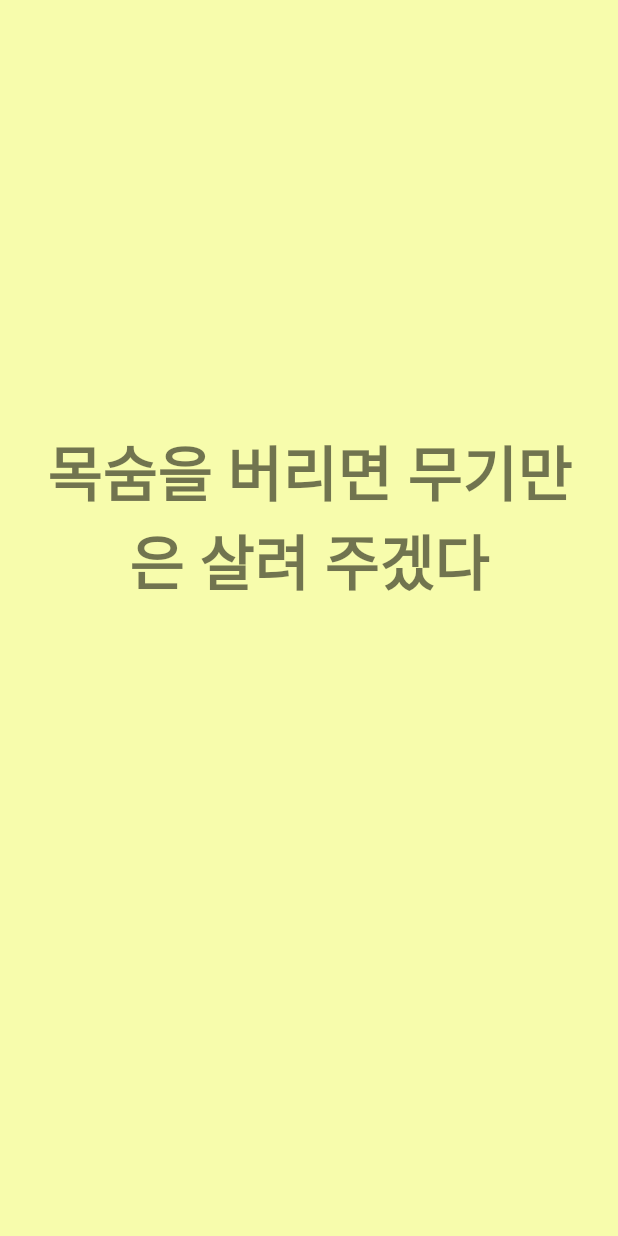
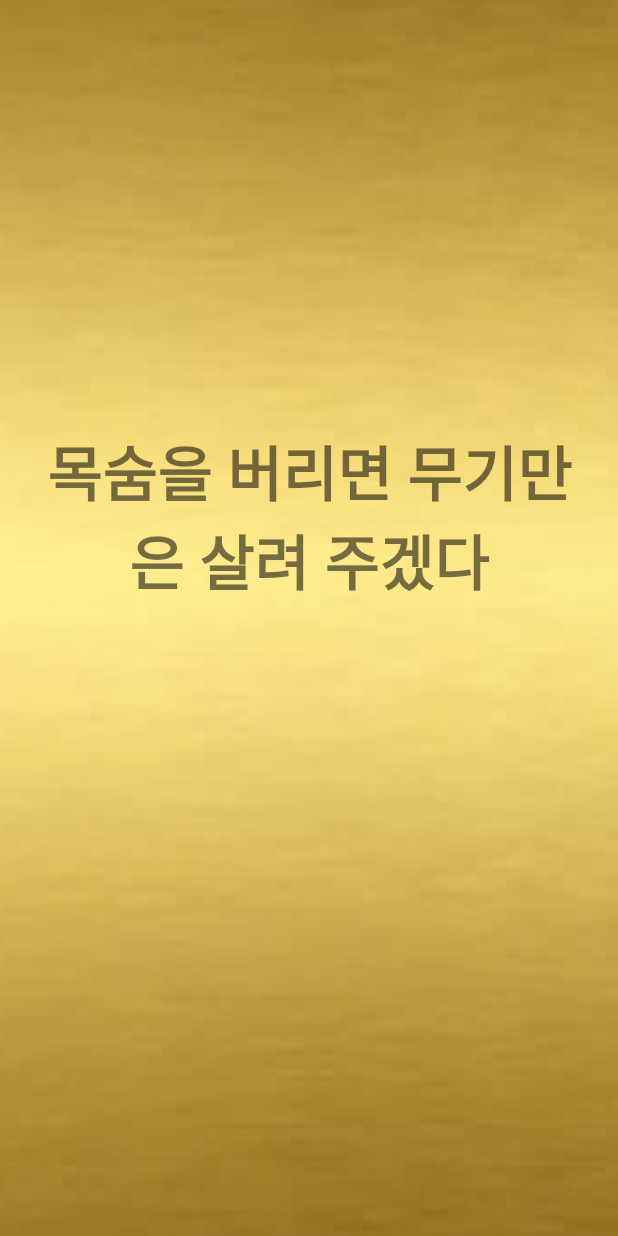
Before and after one commit to kenuheo/andkot, an Android app built with Jetpack Compose: the screen it shows after launch (MainActivity), on a phone screen of 412 x 824 dp. Run offline under Robolectric (Android 15) with nearby library versions, the phone set to English and light mode, and no system bars.

Commit message:
background

```diff
--- a/myword/src/main/res/layout/activity_main.xml
+++ b/myword/src/main/res/layout/activity_main.xml
@@ -3,7 +3,7 @@
     android:orientation="vertical"
     android:layout_width="match_parent"
     android:layout_height="match_parent"
-    android:background="#50f0ff00">
+    android:background="@drawable/goldbg">
 
     <TextView
         android:id="@+id/textView"
```
Also changed, not shown: myword/src/main/res/drawable/goldbg.jpg (added).
